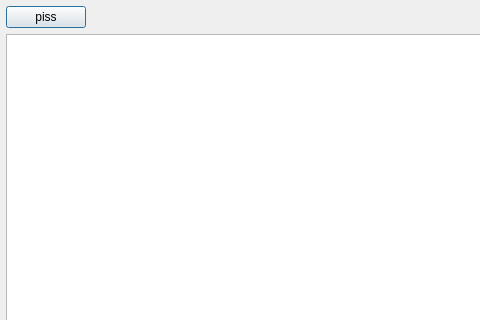
Before: the Qt Designer form src/frontend/qt_sdl/TitleManagerDialog.ui in openpak/melonds, drawn with Qt 5; both pictures show x 0 to 480 and y 0 to 320 of the 608 by 466 pixel window.
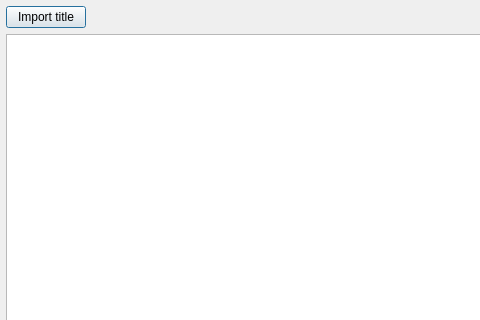
After: the same form once the commit is applied.

Commit message: add title-import dialog base

The edit to the form file:
```diff
--- a/src/frontend/qt_sdl/TitleManagerDialog.ui
+++ b/src/frontend/qt_sdl/TitleManagerDialog.ui
@@ -31,7 +31,7 @@
      <item>
       <widget class="QPushButton" name="pushButton">
        <property name="text">
-        <string>piss</string>
+        <string>Import title</string>
        </property>
       </widget>
      </item>
```
Left out of the diff: 2 changed lines with no effect on the pictures. The commit also changes 3 other files.
